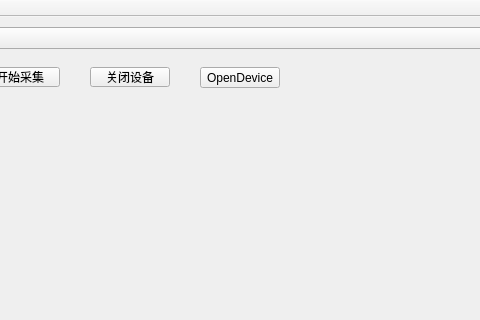
This is mainwindow.ui in timbrist/hikvision-qt as Qt 5 draws it before an edit; both pictures show x 240 to 720 and y 0 to 320 of the 805 by 652 pixel window. The edited form follows.
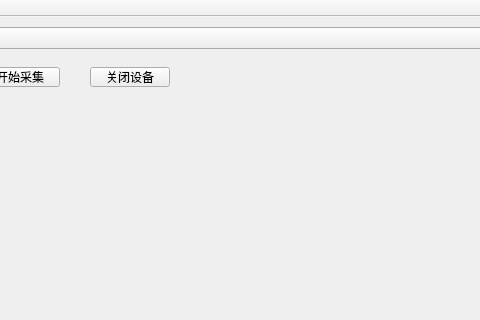
This is the edited form.

Commit message: 采集图像需要开线程

The edit to the form file:
```diff
--- a/mainwindow.ui
+++ b/mainwindow.ui
@@ -14,19 +14,6 @@
    <string>MainWindow</string>
   </property>
   <widget class="QWidget" name="centralWidget">
-   <widget class="QPushButton" name="pushButton">
-    <property name="geometry">
-     <rect>
-      <x>440</x>
-      <y>50</y>
-      <width>80</width>
-      <height>21</height>
-     </rect>
-    </property>
-    <property name="text">
-     <string>OpenDevice</string>
-    </property>
-   </widget>
    <widget class="QPushButton" name="pushButton_2">
     <property name="geometry">
      <rect>
```
The commit also changes 2 other files.
